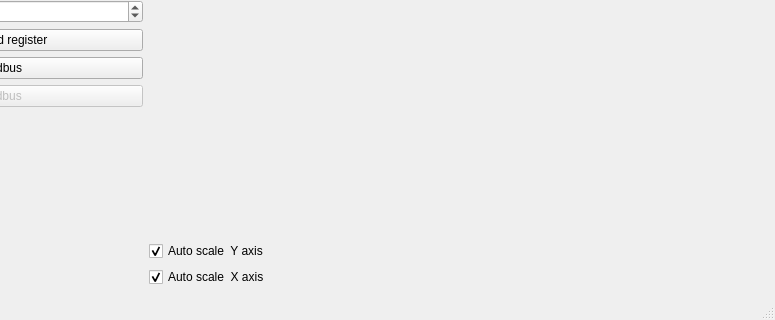
Qt form src/mainwindow.ui (ModbusScope/ModbusScope) before a commit; both pictures show x 181 to 956 and y 323 to 643 of the 956 by 643 pixel window.
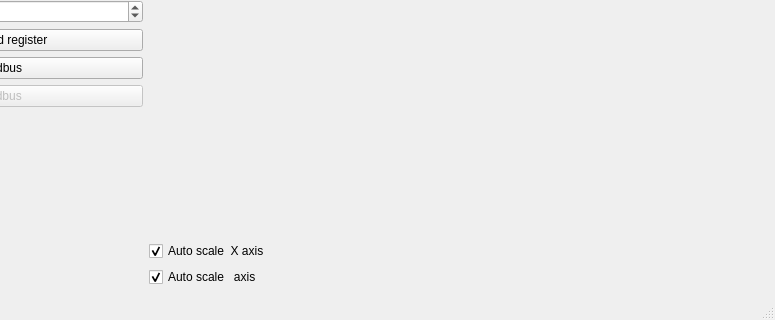
The same form after that commit. Custom widgets are drawn as their Qt base class.

Commit message:
Fixed scale acis bug
Switched x and y scale axis checkbox label

The edit to the form file:
```diff
--- a/src/mainwindow.ui
+++ b/src/mainwindow.ui
@@ -163,7 +163,7 @@
           <item>
            <widget class="QCheckBox" name="chkXAxisAutoScale">
             <property name="text">
-             <string>Auto scale  Y axis</string>
+             <string>Auto scale  X axis</string>
             </property>
             <property name="checked">
              <bool>true</bool>
@@ -173,7 +173,7 @@
           <item>
            <widget class="QCheckBox" name="chkYAxisAutoScale">
             <property name="text">
-             <string>Auto scale  X axis</string>
+             <string>Auto scale   axis</string>
             </property>
             <property name="checked">
              <bool>true</bool>
```
